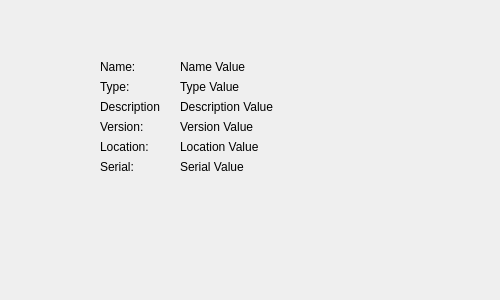
Before: the Qt Designer form qt/OpenRGBDeviceInfoPage.ui in CalcProgrammer1/OpenRGB, drawn with Qt 5.
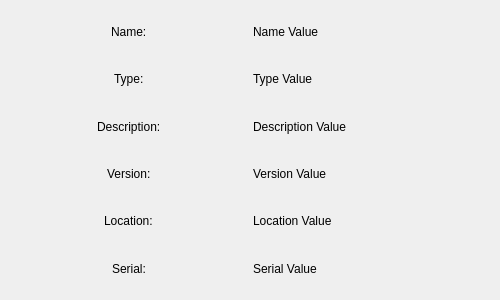
After: the same form once the commit is applied.

Commit message:
Qt: fix layout issues on KDE
Use GridLayout and allow app resize when user resize/expand the window
Also fixes some buttons size

TEST: compiled on KDE 5.17.90, after this commit all pages
      resize correctly when window is resized

What changed in the file:
```diff
--- a/qt/OpenRGBDeviceInfoPage.ui
+++ b/qt/OpenRGBDeviceInfoPage.ui
@@ -13,162 +13,92 @@
   <property name="windowTitle">
    <string>Frame</string>
   </property>
+  <layout class="QGridLayout" name="gridLayout">
+   <item row="0" column="0" alignment="Qt::AlignHCenter">
+    <widget class="QLabel" name="NameLabel">
+     <property name="text">
+      <string>Name:</string>
+     </property>
+    </widget>
+   </item>
+   <item row="1" column="0" alignment="Qt::AlignHCenter">
   <widget class="QLabel" name="TypeLabel">
-   <property name="geometry">
-    <rect>
-     <x>100</x>
-     <y>80</y>
-     <width>60</width>
-     <height>14</height>
-    </rect>
-   </property>
    <property name="text">
     <string>Type:</string>
    </property>
   </widget>
-  <widget class="QLabel" name="TypeValue">
-   <property name="geometry">
-    <rect>
-     <x>180</x>
-     <y>80</y>
-     <width>240</width>
-     <height>14</height>
-    </rect>
-   </property>
-   <property name="text">
-    <string>Type Value</string>
-   </property>
-  </widget>
+   </item>
+   <item row="2" column="1">
   <widget class="QLabel" name="DescriptionValue">
-   <property name="geometry">
-    <rect>
-     <x>180</x>
-     <y>100</y>
-     <width>240</width>
-     <height>14</height>
-    </rect>
-   </property>
    <property name="text">
     <string>Description Value</string>
    </property>
   </widget>
-  <widget class="QLabel" name="DescriptionLabel">
-   <property name="geometry">
-    <rect>
-     <x>100</x>
-     <y>100</y>
-     <width>60</width>
-     <height>14</height>
-    </rect>
-   </property>
-   <property name="text">
-    <string>Description:</string>
-   </property>
-  </widget>
+   </item>
+   <item row="3" column="1">
   <widget class="QLabel" name="VersionValue">
-   <property name="geometry">
-    <rect>
-     <x>180</x>
-     <y>120</y>
-     <width>240</width>
-     <height>14</height>
-    </rect>
-   </property>
    <property name="text">
     <string>Version Value</string>
    </property>
   </widget>
+   </item>
+   <item row="4" column="1">
+    <widget class="QLabel" name="LocationValue">
+     <property name="text">
+      <string>Location Value</string>
+     </property>
+    </widget>
+   </item>
+   <item row="1" column="1">
+    <widget class="QLabel" name="TypeValue">
+     <property name="text">
+      <string>Type Value</string>
+     </property>
+    </widget>
+   </item>
+   <item row="3" column="0" alignment="Qt::AlignHCenter">
   <widget class="QLabel" name="VersionLabel">
-   <property name="geometry">
-    <rect>
-     <x>100</x>
-     <y>120</y>
-     <width>60</width>
-     <height>14</height>
-    </rect>
-   </property>
    <property name="text">
     <string>Version:</string>
    </property>
   </widget>
+   </item>
+   <item row="5" column="0" alignment="Qt::AlignHCenter">
+    <widget class="QLabel" name="SerialLabel">
+     <property name="text">
+      <string>Serial:</string>
+     </property>
+    </widget>
+   </item>
+   <item row="4" column="0" alignment="Qt::AlignHCenter">
   <widget class="QLabel" name="LocationLabel">
-   <property name="geometry">
-    <rect>
-     <x>100</x>
-     <y>140</y>
-     <width>60</width>
-     <height>14</height>
-    </rect>
-   </property>
    <property name="text">
     <string>Location:</string>
    </property>
   </widget>
-  <widget class="QLabel" name="LocationValue">
-   <property name="geometry">
-    <rect>
-     <x>180</x>
-     <y>140</y>
-     <width>240</width>
-     <height>14</height>
-    </rect>
-   </property>
-   <property name="text">
-    <string>Location Value</string>
-   </property>
-  </widget>
-  <widget class="QLabel" name="NameValue">
-   <property name="geometry">
-    <rect>
-     <x>180</x>
-     <y>60</y>
-     <width>240</width>
-     <height>14</height>
-    </rect>
-   </property>
-   <property name="text">
-    <string>Name Value</string>
-   </property>
-  </widget>
-  <widget class="QLabel" name="NameLabel">
-   <property name="geometry">
-    <rect>
-     <x>100</x>
-     <y>60</y>
-     <width>60</width>
-     <height>14</height>
-    </rect>
-   </property>
-   <property name="text">
-    <string>Name:</string>
-   </property>
-  </widget>
+   </item>
+   <item row="5" column="1">
   <widget class="QLabel" name="SerialValue">
-   <property name="geometry">
-    <rect>
-     <x>180</x>
-     <y>160</y>
-     <width>240</width>
-     <height>14</height>
-    </rect>
-   </property>
    <property name="text">
     <string>Serial Value</string>
    </property>
   </widget>
-  <widget class="QLabel" name="SerialLabel">
-   <property name="geometry">
-    <rect>
-     <x>100</x>
-     <y>160</y>
-     <width>60</width>
-     <height>14</height>
-    </rect>
-   </property>
+   </item>
+   <item row="0" column="1">
+    <widget class="QLabel" name="NameValue">
+     <property name="text">
+      <string>Name Value</string>
+     </property>
+    </widget>
+   </item>
+   <item row="2" column="0" alignment="Qt::AlignHCenter">
+    <widget class="QLabel" name="DescriptionLabel">
    <property name="text">
-    <string>Serial:</string>
-   </property>
-  </widget>
+      <string>Description:</string>
+     </property>
+    </widget>
+   </item>
+  </layout>
  </widget>
  <resources/>
  <connections/>
```
Lines whose indentation alone changed are shown as unchanged. The commit also changes 4 other files.
